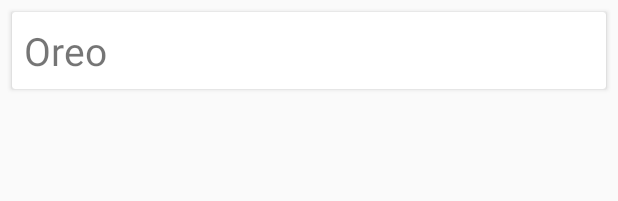
After one commit to lgvalle/androidkotlinworkshop, an Android app: the layout liked_cookies_row.xml on its own in the app's theme, with its tools: preview values and no code run, on a phone screen of 412 x 824 dp. The commit adds this screen. Shown: the top 201 px of the screen. Run offline under Robolectric (Android 15) with nearby library versions, the phone set to English and light mode, and no system bars.

Commit message:
Add liked activity with list of liked cookies

```diff
--- a/app/build.gradle
+++ b/app/build.gradle
@@ -28,7 +28,11 @@ dependencies {
     implementation 'androidx.appcompat:appcompat:1.0.2'
     implementation 'androidx.core:core-ktx:1.0.2'
     implementation 'androidx.constraintlayout:constraintlayout:1.1.3'
+    implementation 'androidx.recyclerview:recyclerview:1.0.0'
+    implementation 'androidx.cardview:cardview:1.0.0'
+
     testImplementation 'junit:junit:4.12'
     androidTestImplementation 'androidx.test:runner:1.2.0'
     androidTestImplementation 'androidx.test.espresso:espresso-core:3.2.0'
+
 }
--- a/app/src/main/AndroidManifest.xml
+++ b/app/src/main/AndroidManifest.xml
@@ -11,7 +11,7 @@
         android:supportsRtl="true"
         android:theme="@style/AppTheme"
         tools:ignore="GoogleAppIndexingWarning">
-        <activity android:name=".LikedCookiesActivity" />
+        <activity android:name=".liked.LikedCookiesActivity" />
         <activity android:name=".MainActivity">
             <intent-filter>
                 <action android:name="android.intent.action.MAIN" />
--- a/app/src/main/java/com/kotlinsevilla/cookietinder/MainActivity.kt
+++ b/app/src/main/java/com/kotlinsevilla/cookietinder/MainActivity.kt
@@ -9,6 +9,7 @@ import android.view.View
 import android.widget.ImageView
 import android.widget.TextView
 import androidx.appcompat.app.AppCompatActivity
+import com.kotlinsevilla.cookietinder.liked.LikedCookiesActivity
 
 class MainActivity : AppCompatActivity() {
 
--- /dev/null
+++ b/app/src/main/res/layout/liked_cookies_row.xml
@@ -0,0 +1,28 @@
+<?xml version="1.0" encoding="utf-8"?>
+<androidx.constraintlayout.widget.ConstraintLayout xmlns:android="http://schemas.android.com/apk/res/android"
+    xmlns:app="http://schemas.android.com/apk/res-auto"
+    xmlns:tools="http://schemas.android.com/tools"
+    android:layout_width="match_parent"
+    android:layout_height="wrap_content"
+    tools:context=".liked.LikedCookiesActivity">
+
+
+    <androidx.cardview.widget.CardView
+        android:layout_width="match_parent"
+        android:layout_height="wrap_content"
+        android:layout_margin="8dp"
+        app:layout_constraintBottom_toBottomOf="parent"
+        app:layout_constraintStart_toStartOf="parent"
+        app:layout_constraintTop_toTopOf="parent">
+
+        <TextView
+            android:id="@+id/liked_cookie_name"
+            android:layout_width="wrap_content"
+            android:layout_height="wrap_content"
+            android:layout_margin="8dp"
+            android:textSize="26sp"
+            tools:text="Oreo" />
+
+    </androidx.cardview.widget.CardView>
+
+</androidx.constraintlayout.widget.ConstraintLayout>
```
Also changed, not shown: app/src/main/java/com/kotlinsevilla/cookietinder/LikedCookiesActivity.kt (deleted, +0 -25 lines), app/src/main/java/com/kotlinsevilla/cookietinder/liked/LikedCookiesActivity.kt (added, +35 -0 lines), app/src/main/java/com/kotlinsevilla/cookietinder/liked/MyAdapter.kt (added, +45 -0 lines), app/src/main/res/layout/activity_liked_cookies.xml (+4 -6 lines).
